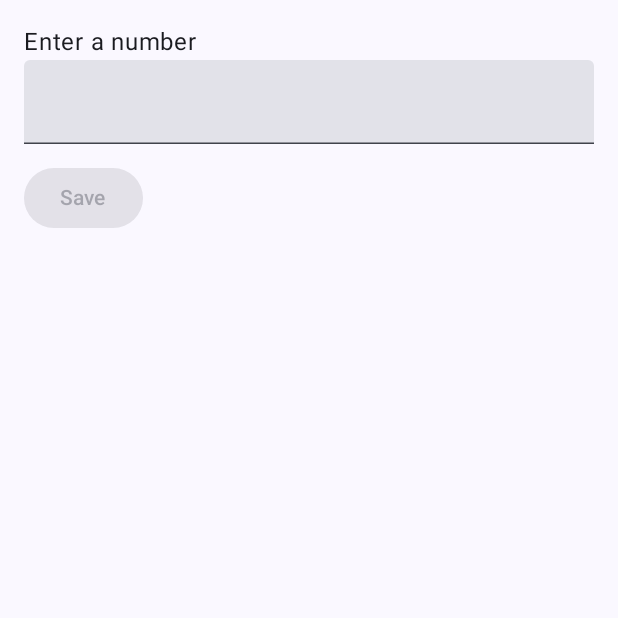
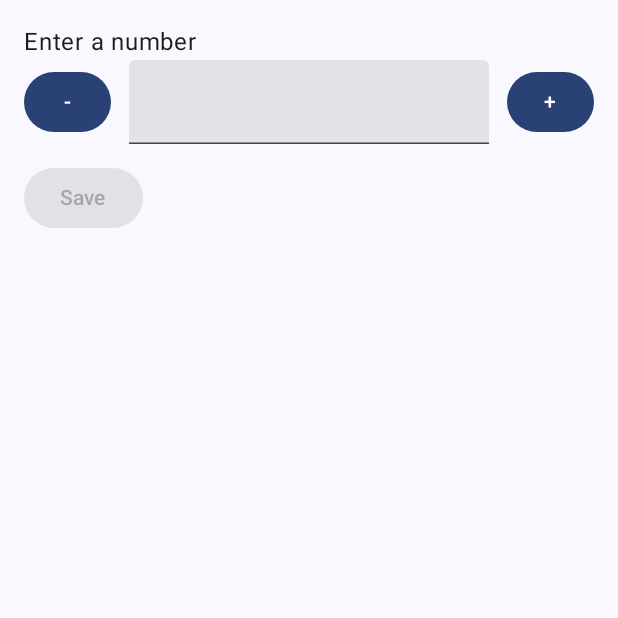
Before and after one commit to ThorD125/Swimtracker, an Android app built with Jetpack Compose: the screen it shows after launch (MainActivity), after a tap on "Add Swim", on a phone screen of 412 x 824 dp, the top half of it. Run offline under Robolectric (Android 15) with nearby library versions, the phone set to English and light mode, and no system bars; our stand-ins replace Room's generated code; 3 other taps on this screen came first.

Commit message:
working add buttons and nicely styled

```diff
--- a/app/src/main/java/com/thor/swimtracker/screens/AddSwimScreen.kt
+++ b/app/src/main/java/com/thor/swimtracker/screens/AddSwimScreen.kt
@@ -1,10 +1,13 @@
 package com.thor.swimtracker.screens
 
 import androidx.compose.foundation.layout.Column
+import androidx.compose.foundation.layout.Row
 import androidx.compose.foundation.layout.Spacer
 import androidx.compose.foundation.layout.fillMaxWidth
 import androidx.compose.foundation.layout.height
 import androidx.compose.foundation.layout.padding
+import androidx.compose.foundation.layout.size
+import androidx.compose.foundation.layout.width
 import androidx.compose.foundation.text.KeyboardOptions
 import androidx.compose.material3.Button
 import androidx.compose.material3.Text
@@ -17,6 +20,7 @@ import androidx.compose.runtime.mutableStateOf
 import androidx.compose.runtime.remember
 import androidx.compose.runtime.saveable.rememberSaveable
 import androidx.compose.runtime.setValue
+import androidx.compose.ui.Alignment
 import androidx.compose.ui.Modifier
 import androidx.compose.ui.res.stringResource
 import androidx.compose.ui.text.input.KeyboardType
@@ -55,6 +59,21 @@ fun AddSwimScreen(
     ) {
         Text(stringResource(R.string.enter_a_number))
 
+        Row(
+            verticalAlignment = Alignment.CenterVertically,
+            modifier = Modifier.fillMaxWidth()
+        ) {
+            Button(
+                onClick = {
+                    val current = numberText.toIntOrNull() ?: 0
+                    numberText = (current - 1).toString()
+                }
+            ) {
+                Text("-")
+            }
+
+            Spacer(Modifier.width(12.dp))
+
             TextField(
                 value = numberText,
                 onValueChange = { input ->
@@ -62,8 +81,20 @@ fun AddSwimScreen(
                 },
                 singleLine = true,
                 keyboardOptions = KeyboardOptions(keyboardType = KeyboardType.Number),
-            modifier = Modifier.fillMaxWidth()
+                modifier = Modifier.weight(1f) // takes all remaining space
             )
+
+            Spacer(Modifier.width(12.dp))
+
+            Button(
+                onClick = {
+                    val current = numberText.toIntOrNull() ?: 0
+                    numberText = (current + 1).toString()
+                }
+            ) {
+                Text("+")
+            }
+        }
 
         Spacer(Modifier.height(12.dp))
 
--- a/app/src/main/java/com/thor/swimtracker/screens/HomeScreen.kt
+++ b/app/src/main/java/com/thor/swimtracker/screens/HomeScreen.kt
@@ -1,7 +1,12 @@
 package com.thor.swimtracker.screens
 
+import androidx.compose.foundation.background
 import androidx.compose.foundation.layout.Column
+import androidx.compose.foundation.layout.Spacer
+import androidx.compose.foundation.layout.fillMaxHeight
+import androidx.compose.foundation.layout.fillMaxSize
 import androidx.compose.foundation.layout.fillMaxWidth
+import androidx.compose.foundation.layout.height
 import androidx.compose.foundation.layout.padding
 import androidx.compose.material3.Button
 import androidx.compose.material3.Text
@@ -9,6 +14,7 @@ import androidx.compose.runtime.Composable
 import androidx.compose.runtime.collectAsState
 import androidx.compose.runtime.getValue
 import androidx.compose.ui.Modifier
+import androidx.compose.ui.graphics.Color
 import androidx.compose.ui.platform.LocalContext
 import androidx.compose.ui.res.stringResource
 import androidx.compose.ui.unit.dp
@@ -17,6 +23,7 @@ import com.thor.swimtracker.data.NumberViewModel
 import com.thor.swimtracker.notifications.scheduleNotificationAt
 import com.thor.swimtracker.screens.components.graph.LineChart
 import com.thor.swimtracker.screens.components.graph.NumberEntryUi
+import java.nio.file.WatchEvent
 
 @Composable
 fun HomeScreen(
@@ -28,19 +35,26 @@ fun HomeScreen(
     Column(
         modifier = Modifier
             .fillMaxWidth()
-            .padding(16.dp)
+            .padding(20.dp)
     ) {
         Text(stringResource(R.string.swim_tracker))
 
         LineChart(
             entries = entries.map { NumberEntryUi(it.value, it.date) },
+//            modifier = Modifier.weight(1f, fill = true)
+        )
+        Column(
             modifier = Modifier
                 .fillMaxWidth()
-                .weight(1f, fill = true)
-        )
-
-        Button(onClick = onNavigate) {
-            Text(stringResource(R.string.add_swim))
+                .fillMaxHeight()
+//                .background(Color.LightGray)
+        ) {
+            Spacer(Modifier.weight(1f))
+            Button(
+                onClick = onNavigate
+            ) {
+                Text(stringResource(R.string.add_swim))
+            }
         }
     }
 
--- a/app/src/main/java/com/thor/swimtracker/screens/components/graph/LineChart.kt
+++ b/app/src/main/java/com/thor/swimtracker/screens/components/graph/LineChart.kt
@@ -23,6 +23,7 @@ import kotlin.math.ceil
 import kotlin.math.floor
 import kotlin.math.pow
 import android.content.Context
+import androidx.compose.foundation.background
 import androidx.compose.material3.*
 import androidx.compose.runtime.*
 import androidx.compose.ui.platform.LocalContext
@@ -126,7 +127,7 @@ fun LineChart(
     }
 
     Column(modifier) {
-        Row(Modifier.fillMaxWidth(), horizontalArrangement = Arrangement.spacedBy(8.dp)) {
+        Row(Modifier, horizontalArrangement = Arrangement.spacedBy(8.dp)) {
             RangeChip(current = range!!, target = ChartRange.WEEK) { selectRange(it) }
             RangeChip(current = range!!, target = ChartRange.MONTH) { selectRange(it) }
             RangeChip(current = range!!, target = ChartRange.ALL) { selectRange(it) }
@@ -192,17 +193,12 @@ private fun LineChartCanvas(
         if (last() < yMax) add(yMax.toFloat())
     }
 
-    val leftPad = 56.dp
-    val rightPad = 16.dp
-    val topPad = 16.dp
-    val bottomPad = 40.dp
-
     val composeDensity = androidx.compose.ui.platform.LocalDensity.current
 
     Column {
         Canvas(
             modifier = modifier
-                .padding(start = leftPad, end = rightPad, top = topPad, bottom = bottomPad)
+                .padding(22.dp)
         ) {
             val w = size.width
             val h = size.height
```
Lines whose indentation alone changed are shown as unchanged.
